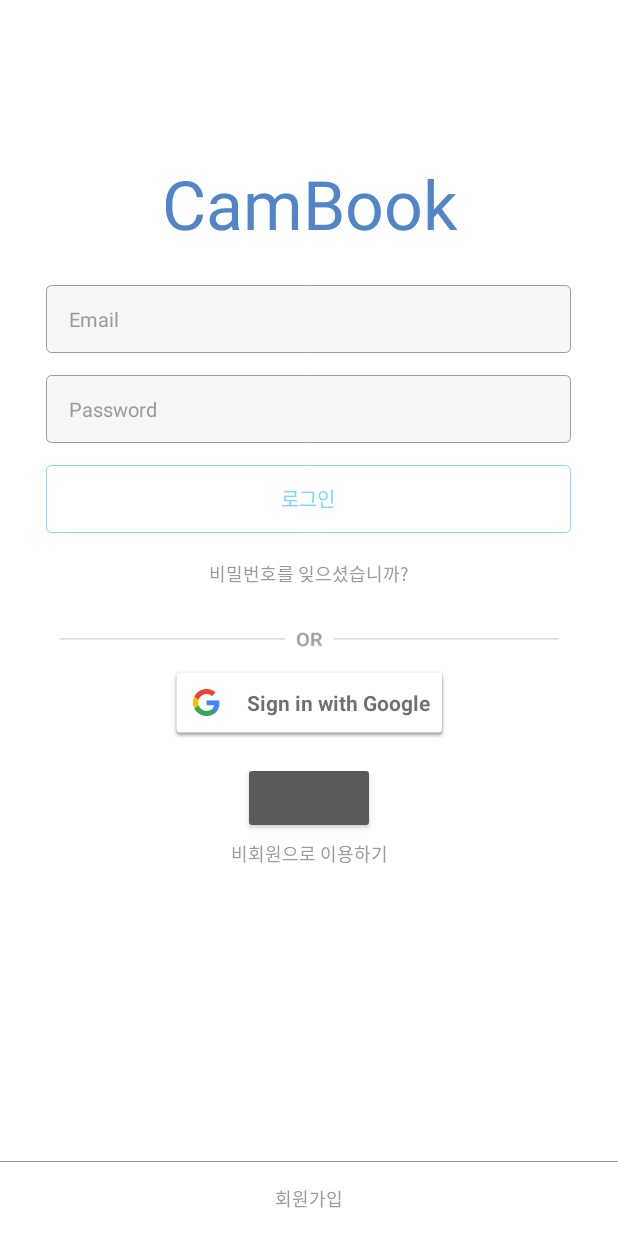
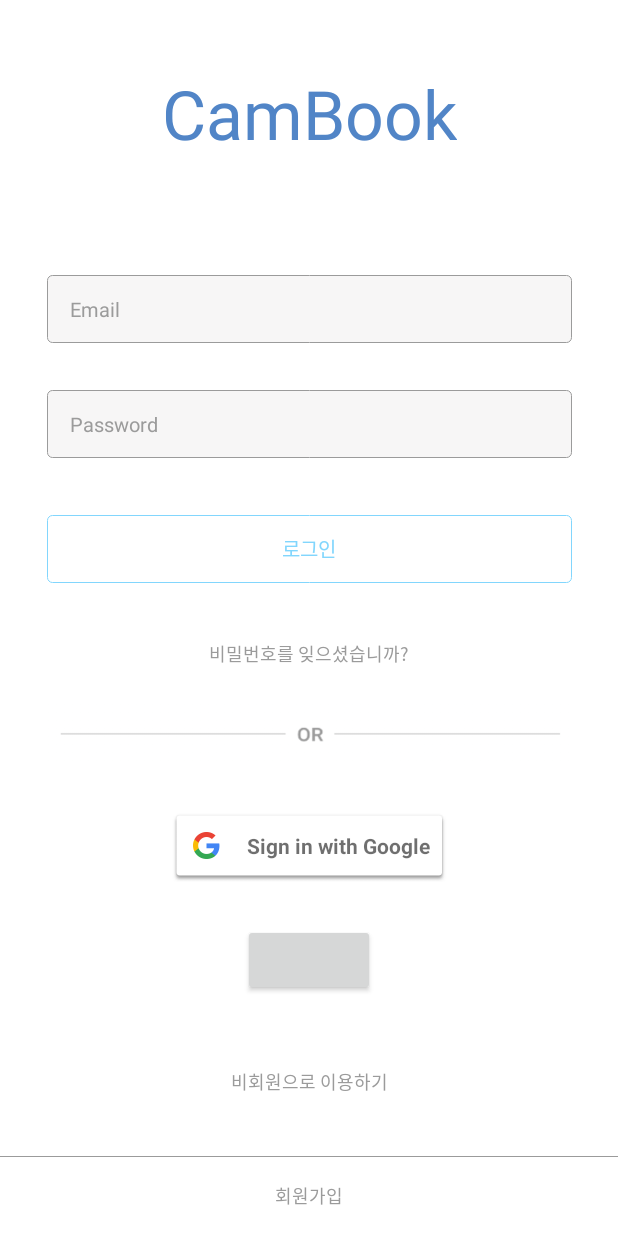
Before and after one commit to thu512/CamBook, an Android app: the screen it shows after launch (LoginActivity), on a phone screen of 412 x 824 dp. Run offline under Robolectric (Android 15) with nearby library versions, the light colour scheme and no system bars; our stand-ins replace Firebase (no records; nobody signed in at launch, a user with empty details on screens opened directly), data binding; libraries missing offline, so code that uses them is left out: cn.pedant, com.facebook, com.facebook.login; plain views replace LoginButton; 5 statements that could not run were skipped.

```diff
--- a/app/src/main/res/layout/activity_login.xml
+++ b/app/src/main/res/layout/activity_login.xml
@@ -14,19 +14,23 @@
             android:id="@+id/textView"
             android:layout_width="wrap_content"
             android:layout_height="wrap_content"
+            android:layout_marginBottom="8dp"
             android:layout_marginTop="45dp"
             android:text="@string/logo"
             android:textColor="#5185C7"
             android:textSize="45sp"
+            app:layout_constraintBottom_toBottomOf="parent"
             app:layout_constraintEnd_toEndOf="parent"
             app:layout_constraintStart_toStartOf="parent"
-            app:layout_constraintTop_toTopOf="@+id/guideline" />
+            app:layout_constraintTop_toTopOf="parent"
+            app:layout_constraintVertical_bias="0.0" />
 
         <EditText
             android:id="@+id/id"
             android:layout_width="350dp"
             android:layout_height="45dp"
-            android:layout_marginTop="130dp"
+            android:layout_marginBottom="8dp"
+            android:layout_marginTop="8dp"
             android:background="@drawable/edittext"
             android:gravity="center_vertical"
             android:hint="Email"
@@ -37,16 +41,18 @@
             android:textColor="#000000"
             android:textColorHint="#9b9b9b"
             android:textSize="13sp"
+            app:layout_constraintBottom_toBottomOf="parent"
             app:layout_constraintEnd_toEndOf="parent"
-            app:layout_constraintHorizontal_bias="0.491"
             app:layout_constraintStart_toStartOf="parent"
-            app:layout_constraintTop_toTopOf="@+id/guideline" />
+            app:layout_constraintTop_toTopOf="parent"
+            app:layout_constraintVertical_bias="0.23" />
 
         <EditText
             android:id="@+id/pw"
             android:layout_width="350dp"
             android:layout_height="45dp"
-            android:layout_marginTop="190dp"
+            android:layout_marginBottom="8dp"
+            android:layout_marginTop="8dp"
             android:background="@drawable/edittext"
             android:gravity="center_vertical"
             android:hint="Password"
@@ -56,84 +62,69 @@
             android:textColor="#000000"
             android:textColorHint="#9b9b9b"
             android:textSize="13sp"
+            app:layout_constraintBottom_toBottomOf="parent"
             app:layout_constraintEnd_toEndOf="parent"
-            app:layout_constraintHorizontal_bias="0.491"
             app:layout_constraintStart_toStartOf="parent"
-            app:layout_constraintTop_toTopOf="@+id/guideline" />
+            app:layout_constraintTop_toTopOf="parent"
+            app:layout_constraintVertical_bias="0.33" />
 
         <Button
             android:id="@+id/login"
             style="@style/Base.Widget.AppCompat.Button.Borderless"
             android:layout_width="350dp"
             android:layout_height="45dp"
-            android:layout_marginTop="250dp"
+            android:layout_marginBottom="8dp"
+            android:layout_marginTop="8dp"
             android:background="@drawable/button"
             android:text="@string/login"
             android:textColor="#82d6fd"
             android:textSize="13sp"
+            app:layout_constraintBottom_toBottomOf="parent"
             app:layout_constraintEnd_toEndOf="parent"
-            app:layout_constraintHorizontal_bias="0.491"
             app:layout_constraintStart_toStartOf="parent"
-            app:layout_constraintTop_toTopOf="@+id/guideline" />
+            app:layout_constraintTop_toTopOf="parent"
+            app:layout_constraintVertical_bias="0.44" />
 
         <TextView
             android:id="@+id/findpw"
             android:layout_width="wrap_content"
-            android:layout_height="45dp"
+            android:layout_height="30dp"
+            android:layout_marginBottom="8dp"
             android:layout_marginEnd="8dp"
             android:layout_marginStart="8dp"
-            android:layout_marginTop="360dp"
+            android:layout_marginTop="8dp"
             android:gravity="center"
             android:text="@string/findid"
             android:textColor="#9b9b9b"
             android:textSize="12sp"
+            app:layout_constraintBottom_toBottomOf="parent"
             app:layout_constraintEnd_toEndOf="parent"
             app:layout_constraintStart_toStartOf="parent"
-            app:layout_constraintTop_toTopOf="parent" />
+            app:layout_constraintTop_toTopOf="parent"
+            app:layout_constraintVertical_bias="0.53" />
 
         <TextView
             android:id="@+id/signin"
             android:layout_width="wrap_content"
-            android:layout_height="50dp"
-            android:layout_marginTop="484dp"
+            android:layout_height="35dp"
+            android:layout_marginBottom="8dp"
+            android:layout_marginTop="8dp"
             android:background="@null"
             android:gravity="center"
             android:text="@string/signin_msg"
             android:textColor="#9b9b9b"
             android:textSize="12sp"
+            app:layout_constraintBottom_toBottomOf="parent"
             app:layout_constraintEnd_toEndOf="parent"
             app:layout_constraintStart_toStartOf="parent"
-            app:layout_constraintTop_toTopOf="@+id/guideline" />
+            app:layout_constraintTop_toTopOf="parent"
+            app:layout_constraintVertical_bias="0.9" />
 
-        <TextView
-            android:layout_width="350dp"
-            android:layout_height="40dp"
-            android:layout_marginTop="345dp"
-            android:background="@drawable/or"
-            android:gravity="center"
-            app:layout_constraintEnd_toEndOf="parent"
-            app:layout_constraintHorizontal_bias="0.491"
-            app:layout_constraintStart_toStartOf="parent"
-            app:layout_constraintTop_toTopOf="@+id/guideline" />
-
-
-        <com.google.android.gms.common.SignInButton
-            android:id="@+id/sign_in_button"
-            android:layout_width="wrap_content"
-            android:layout_height="wrap_content"
-            android:layout_marginEnd="8dp"
-            android:layout_marginStart="8dp"
-            android:layout_marginTop="384dp"
-            app:layout_constraintEnd_toEndOf="parent"
-            app:layout_constraintStart_toStartOf="parent"
-            app:layout_constraintTop_toTopOf="@+id/guideline" />
 
         <TextView
             android:id="@+id/signup_btn"
             android:layout_width="match_parent"
-            android:layout_height="50dp"
-            android:layout_marginEnd="0dp"
-            android:layout_marginStart="0dp"
+            android:layout_height="53dp"
             android:background="@drawable/top_underline"
             android:gravity="center"
             android:text="@string/signup_msg"
@@ -143,21 +134,46 @@
             app:layout_constraintEnd_toEndOf="parent"
             app:layout_constraintStart_toStartOf="parent" />
 
-        <android.support.constraint.Guideline
-            android:id="@+id/guideline"
-            android:layout_width="wrap_content"
-            android:layout_height="wrap_content"
-            android:orientation="horizontal"
-            app:layout_constraintGuide_begin="60dp" />
 
         <com.facebook.login.widget.LoginButton
             android:id="@+id/fb_login_btn"
             android:layout_width="wrap_content"
             android:layout_height="wrap_content"
             android:layout_gravity="center_horizontal"
-            android:layout_marginTop="448dp"
+            android:layout_marginBottom="8dp"
+            android:layout_marginTop="8dp"
+            app:layout_constraintBottom_toBottomOf="parent"
             app:layout_constraintEnd_toEndOf="parent"
             app:layout_constraintStart_toStartOf="parent"
-            app:layout_constraintTop_toTopOf="@+id/guideline" />
+            app:layout_constraintTop_toTopOf="parent"
+            app:layout_constraintVertical_bias="0.8" />
+
+        <TextView
+            android:id="@+id/textView3"
+            android:layout_width="350dp"
+            android:layout_height="40dp"
+            android:layout_marginBottom="8dp"
+            android:layout_marginTop="8dp"
+            android:background="@drawable/or"
+            android:gravity="center"
+            app:layout_constraintBottom_toBottomOf="parent"
+            app:layout_constraintEnd_toEndOf="parent"
+            app:layout_constraintStart_toStartOf="parent"
+            app:layout_constraintTop_toTopOf="parent"
+            app:layout_constraintVertical_bias="0.6" />
+
+        <com.google.android.gms.common.SignInButton
+            android:id="@+id/sign_in_button"
+            android:layout_width="wrap_content"
+            android:layout_height="wrap_content"
+            android:layout_marginBottom="8dp"
+            android:layout_marginEnd="8dp"
+            android:layout_marginStart="8dp"
+            android:layout_marginTop="8dp"
+            app:layout_constraintBottom_toBottomOf="parent"
+            app:layout_constraintEnd_toEndOf="parent"
+            app:layout_constraintStart_toStartOf="parent"
+            app:layout_constraintTop_toTopOf="parent"
+            app:layout_constraintVertical_bias="0.7" />
     </android.support.constraint.ConstraintLayout>
 </layout>
--- a/app/src/main/res/layout/activity_setting.xml
+++ b/app/src/main/res/layout/activity_setting.xml
@@ -102,6 +102,7 @@
         </RelativeLayout>
 
         <RelativeLayout
+            android:id="@+id/getphoto"
             android:layout_width="match_parent"
             android:layout_height="70dp"
             android:background="@drawable/gray_ract"
--- a/app/src/main/res/xml/file_paths.xml
+++ b/app/src/main/res/xml/file_paths.xml
@@ -1,5 +1,5 @@
 <?xml version="1.0" encoding="utf-8"?>
 <paths xmlns:android="http://schemas.android.com/apk/res/android">
 
-    <external-path name="pick_camera" path="DCIM/Camera"/>
+    <external-path name="pick_camera" path="Android/data/com.mustdo.cambook/files/DCIM"/>
 </paths>
--- a/app/src/main/res/xml/provider_paths.xml
+++ b/app/src/main/res/xml/provider_paths.xml
@@ -1,4 +1,4 @@
 <?xml version="1.0" encoding="utf-8"?>
     <paths xmlns:android="http://schemas.android.com/apk/res/android">
-    <external-path name="storage/emulated" path="."/>
+    <external-path name="sdcard" path="."/>
 </paths>
```
Also changed, not shown: app/src/main/AndroidManifest.xml (+10 -3 lines), app/src/main/java/com/mustdo/cambook/Ui/CameraActivity.java (deleted, +0 -24 lines), app/src/main/java/com/mustdo/cambook/Ui/DeleteSubjectActivity.java (+48 -9 lines), app/src/main/java/com/mustdo/cambook/Ui/MainActivity.java (+30 -0 lines), app/src/main/java/com/mustdo/cambook/Ui/SettingActivity.java (+12 -5 lines), app/src/main/res/layout/activity_add_subject.xml (+11 -11 lines), app/src/main/res/layout/activity_camera.xml (deleted, +0 -13 lines).
